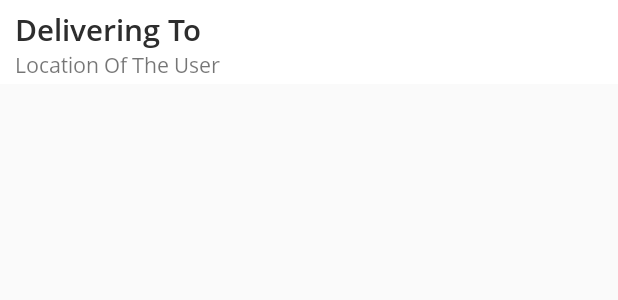
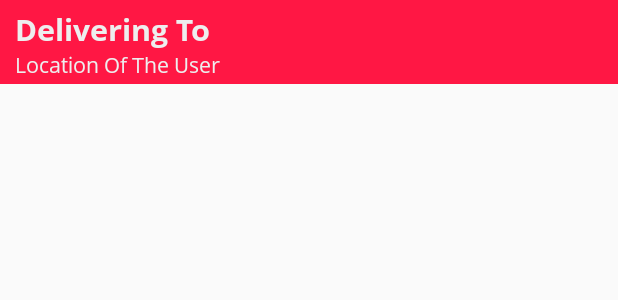
Before and after one commit to AdityaV025/Munche, an Android app: the layout custom_toolbar.xml on its own in the app's theme, with its tools: preview values and no code run, on a phone screen of 412 x 824 dp. Shown: the top 300 px of the screen. Run offline under Robolectric (Android 15) with nearby library versions, the light colour scheme and no system bars.

Commit message:
update ui

```diff
--- a/app/src/main/java/Fragments/MyProfileFragment.java
+++ b/app/src/main/java/Fragments/MyProfileFragment.java
@@ -63,5 +63,4 @@ public class MyProfileFragment extends Fragment implements View.OnClickListener
         startActivity(intent);
         requireActivity().finish();
     }
-
 }
--- a/app/src/main/java/Fragments/RestaurantFragment.java
+++ b/app/src/main/java/Fragments/RestaurantFragment.java
@@ -1,5 +1,6 @@
 package Fragments;
 
+import android.app.ProgressDialog;
 import android.os.Bundle;
 
 import androidx.appcompat.app.AppCompatActivity;
@@ -9,6 +10,7 @@ import androidx.fragment.app.Fragment;
 import android.view.LayoutInflater;
 import android.view.View;
 import android.view.ViewGroup;
+import android.widget.ProgressBar;
 import android.widget.TextView;
 
 import com.example.munche.R;
@@ -37,7 +39,6 @@ public class RestaurantFragment extends Fragment {
     public View onCreateView(LayoutInflater inflater, ViewGroup container,
                              Bundle savedInstanceState) {
         View view =  inflater.inflate(R.layout.fragment_restaurant, container, false);
-
         init(view);
         fetchLocation(view);
 
--- a/app/src/main/res/layout/custom_toolbar.xml
+++ b/app/src/main/res/layout/custom_toolbar.xml
@@ -5,7 +5,7 @@
     android:layout_width="match_parent"
     android:layout_height="?attr/actionBarSize"
     xmlns:app="http://schemas.android.com/apk/res-auto"
-    android:background="@color/white"
+    android:background="@color/colorPrimary"
     app:contentInsetLeft="0dp"
     app:contentInsetStart="0dp">
 
@@ -21,8 +21,8 @@
             android:layout_height="wrap_content"
             android:text="Delivering To"
             android:textSize="20sp"
-            android:fontFamily="@font/open_sans_semibold"
-            android:textColor="@color/colorAccent"/>
+            android:fontFamily="@font/open_sans_bold"
+            android:textColor="@color/lightWhite"/>
 
         <TextView
             android:id="@+id/userLocation"
@@ -30,7 +30,8 @@
             android:layout_height="wrap_content"
             android:text="Location Of The User"
             android:fontFamily="@font/open_sans"
-            android:layout_below="@id/userLocationNickName"/>
+            android:layout_below="@id/userLocationNickName"
+            android:textColor="@color/lightWhite"/>
 
     </RelativeLayout>
 
```
Also changed, not shown: app/src/main/java/UI/AddInfoActivity.java (+23 -5 lines), app/src/main/java/UI/LoginActivity.java (+20 -0 lines), app/src/main/java/UI/OtpActivity.java (+20 -0 lines), app/src/main/java/Utils/ChangeStatusBarColor.java (added, +40 -0 lines), app/src/main/java/com/example/munche/MainActivity.java (+1 -11 lines).
